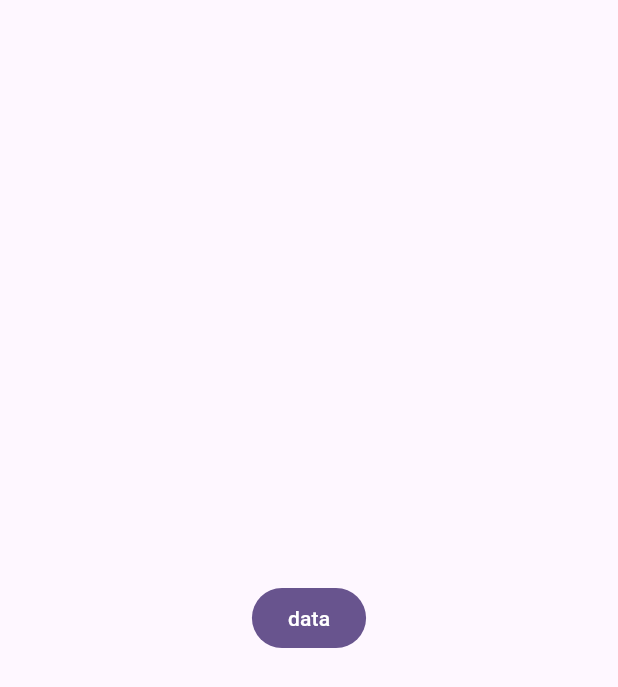
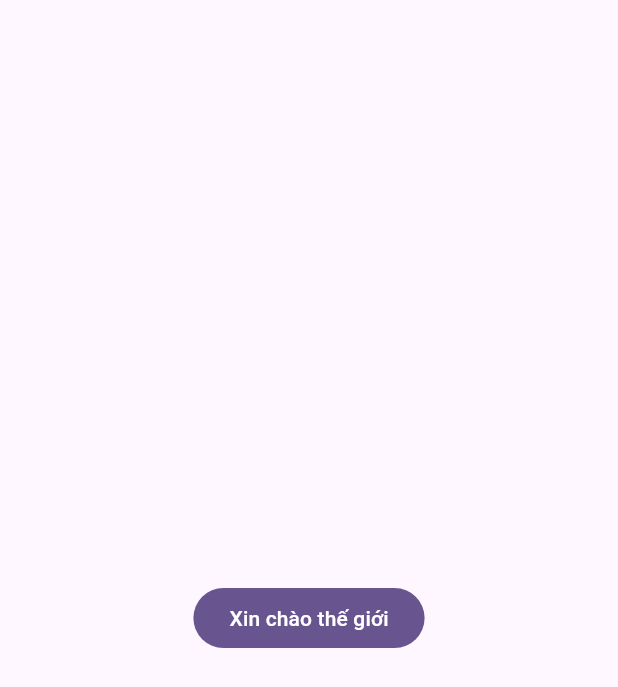
Before and after one commit to CK1412/flutter-template, a Flutter app: the screen it shows after launch, on a phone screen of 412 x 824 dp. Shown: the top 687 px of the screen. Run offline on Flutter 3.47's test engine with Material 2 defaults, Android fonts, the phone set to English and light mode, and no system bars; our stand-ins replace flutter_secure_storage, logger; accounts and stored records are empty.

Commit message:
setup l10n

```diff
--- a/lib/app.dart
+++ b/lib/app.dart
@@ -1,26 +1,10 @@
 import 'package:flutter/material.dart';
-import 'package:flutter_web_template/data/session/session_call_back.dart';
-import 'package:flutter_web_template/data/session/session_manager.dart';
+import 'package:flutter_localizations/flutter_localizations.dart';
+import 'package:flutter_web_template/l10n/generated/l10n.dart';
+import 'package:flutter_web_template/presentation/pages/home/home_page.dart';
 
-class App extends StatefulWidget {
+class App extends StatelessWidget {
   const App({super.key});
-
-  @override
-  State<App> createState() => _AppState();
-}
-
-class _AppState extends State<App> with SessionCallback {
-  @override
-  void initState() {
-    super.initState();
-
-    /// Example
-    SessionManager.addAvailableListener(
-      'notification when logout',
-      key: 'key',
-      listener: this,
-    );
-  }
 
   // This widget is the root of your application.
   @override
@@ -31,26 +15,15 @@ class _AppState extends State<App> with SessionCallback {
         colorScheme: ColorScheme.fromSeed(seedColor: Colors.deepPurple),
         useMaterial3: true,
       ),
-      home: Scaffold(
-        body: Center(
-          child: FilledButton(
-            onPressed: () {
-              SessionManager.clear();
-            },
-            child: const Text('data'),
-          ),
-        ),
-      ),
+      localizationsDelegates: const [
+        L.delegate,
+        GlobalMaterialLocalizations.delegate,
+        GlobalWidgetsLocalizations.delegate,
+        GlobalCupertinoLocalizations.delegate,
+      ],
+      supportedLocales: L.delegate.supportedLocales,
+      locale: const Locale('vi', 'VN'),
+      home: const HomePage(),
     );
   }
-
-  @override
-  void onListenerRemoved() {
-    // TODO: implement onListenerRemoved
-  }
-
-  @override
-  void onSessionChanged({String? message}) {
-    // TODO: implement onSessionChanged
-  }
 }
--- /dev/null
+++ b/lib/l10n/intl_en.arb
@@ -0,0 +1,4 @@
+{
+  "@@locale" : "en",
+  "hello_world":"Hello world"
+}
--- /dev/null
+++ b/lib/l10n/intl_vi.arb
@@ -0,0 +1,4 @@
+{
+  "@@locale" : "vi",
+  "hello_world":"Xin chào thế giới"
+}
--- /dev/null
+++ b/lib/presentation/pages/home/home_page.dart
@@ -0,0 +1,49 @@
+import 'package:flutter/material.dart';
+import 'package:flutter_web_template/data/session/session_call_back.dart';
+import 'package:flutter_web_template/data/session/session_manager.dart';
+import 'package:flutter_web_template/l10n/generated/l10n.dart';
+
+class HomePage extends StatefulWidget {
+  const HomePage({super.key});
+
+  @override
+  State<HomePage> createState() => _HomePageState();
+}
+
+class _HomePageState extends State<HomePage> with SessionCallback {
+  @override
+  void initState() {
+    super.initState();
+
+    /// Example
+    // SessionManager.addAvailableListener(
+    //   'notification when logout',
+    //   key: 'key',
+    //   listener: this,
+    // );
+  }
+
+  @override
+  Widget build(BuildContext context) {
+    return Scaffold(
+      body: Center(
+        child: FilledButton(
+          onPressed: () {
+            SessionManager.clear();
+          },
+          child: Text(L.current.hello_world),
+        ),
+      ),
+    );
+  }
+
+  @override
+  void onListenerRemoved() {
+    // TODO: implement onListenerRemoved
+  }
+
+  @override
+  void onSessionChanged({String? message}) {
+    // TODO: implement onSessionChanged
+  }
+}
```
Also changed, not shown: pubspec.yaml (+16 -1 lines), assets/icons/ic_flutter.png (added), assets/images/img_lockup_flutter_horizontal.png (added), lib/l10n/generated/intl/messages_all.dart (added), lib/l10n/generated/intl/messages_en.dart (added), lib/l10n/generated/intl/messages_vi.dart (added), lib/l10n/generated/l10n.dart (added), pubspec.lock.
